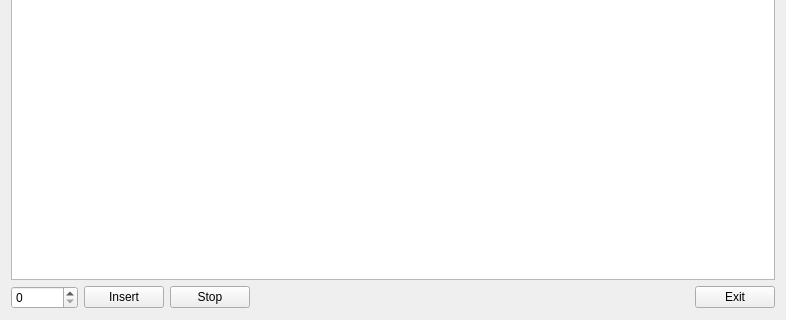
Qt form source/resultquery/ui/calculator_result.ui (flimmy78/qtverify) before a commit; both pictures show x 0 to 786 and y 378 to 698 of the 786 by 698 pixel window.
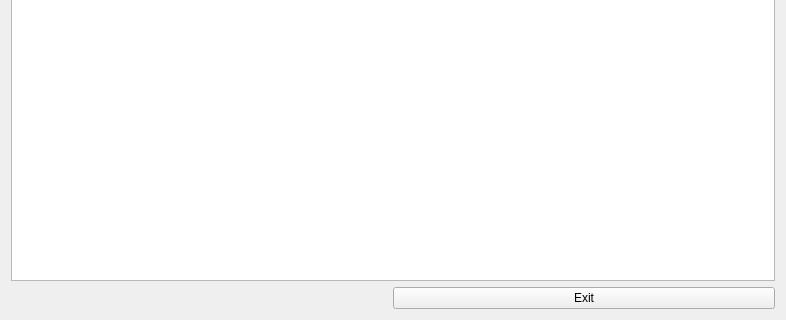
The same form after that commit.

Commit message: 修改计算器结果查询界面和翻译文件

Diff of the .ui file:
```diff
--- a/source/resultquery/ui/calculator_result.ui
+++ b/source/resultquery/ui/calculator_result.ui
@@ -197,29 +197,7 @@
    <item>
     <layout class="QHBoxLayout" name="horizontalLayout_5">
      <item>
-      <layout class="QHBoxLayout" name="horizontalLayout">
-       <item>
-        <widget class="QSpinBox" name="spinBoxNums">
-         <property name="maximum">
-          <number>999999999</number>
-         </property>
-        </widget>
-       </item>
-       <item>
-        <widget class="QPushButton" name="btnInsert">
-         <property name="text">
-          <string>Insert</string>
-         </property>
-        </widget>
-       </item>
-       <item>
-        <widget class="QPushButton" name="btnStop">
-         <property name="text">
-          <string>Stop</string>
-         </property>
-        </widget>
-       </item>
-      </layout>
+      <layout class="QHBoxLayout" name="horizontalLayout"/>
      </item>
      <item>
       <spacer name="horizontalSpacer_2">
@@ -237,7 +215,7 @@
      <item>
       <widget class="QPushButton" name="btnExit">
        <property name="sizePolicy">
-        <sizepolicy hsizetype="Preferred" vsizetype="Fixed">
+        <sizepolicy hsizetype="Expanding" vsizetype="Fixed">
          <horstretch>0</horstretch>
          <verstretch>0</verstretch>
         </sizepolicy>
```
The commit also changes 4 other files.
